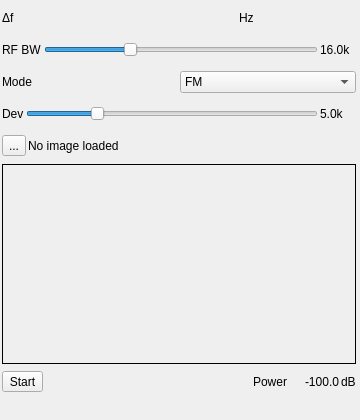
Before: the Qt Designer form plugins/channeltx/modsstv/sstvmodgui.ui in srcejon/sdrangel, drawn with Qt 5.
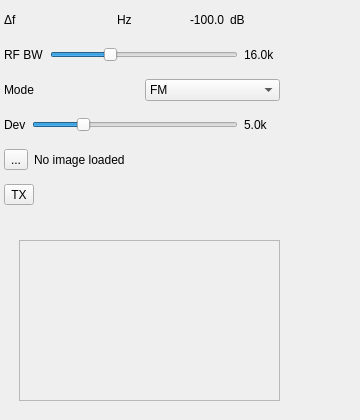
After: the same form once the commit is applied. Custom widgets are drawn as their Qt base class.

Diff of the .ui file:
```diff
--- a/plugins/channeltx/modsstv/sstvmodgui.ui
+++ b/plugins/channeltx/modsstv/sstvmodgui.ui
@@ -13,12 +13,12 @@
   <property name="minimumSize">
    <size>
     <width>360</width>
-    <height>0</height>
+    <height>200</height>
    </size>
   </property>
   <property name="maximumSize">
    <size>
-    <width>560</width>
+    <width>16777215</width>
     <height>16777215</height>
    </size>
   </property>
@@ -35,35 +35,58 @@
    <string>SSTV Modulator</string>
   </property>
   <widget class="QWidget" name="settingsContainer" native="true">
+   <property name="enabled">
+    <bool>true</bool>
+   </property>
    <property name="geometry">
     <rect>
-     <x>0</x>
-     <y>0</y>
-     <width>358</width>
-     <height>414</height>
+     <x>2</x>
+     <y>2</y>
+     <width>280</width>
+     <height>211</height>
     </rect>
    </property>
+   <property name="minimumSize">
+    <size>
+     <width>280</width>
+     <height>0</height>
+    </size>
+   </property>
    <property name="windowTitle">
     <string>Settings</string>
    </property>
-   <!-- Row 0: Delta frequency -->
+   <layout class="QVBoxLayout" name="verticalLayout">
+    <property name="spacing">
+     <number>3</number>
+    </property>
+    <property name="leftMargin">
+     <number>2</number>
+    </property>
+    <property name="topMargin">
+     <number>2</number>
+    </property>
+    <property name="rightMargin">
+     <number>2</number>
+    </property>
+    <property name="bottomMargin">
+     <number>2</number>
+    </property>
+    <item>
    <widget class="QWidget" name="deltaFreqContainer" native="true">
-    <property name="geometry">
-     <rect>
-      <x>2</x>
-      <y>4</y>
-      <width>354</width>
-      <height>28</height>
-     </rect>
-    </property>
     <layout class="QHBoxLayout" name="deltaFreqLayout">
      <property name="spacing">
-      <number>2</number>
-     </property>
-     <property name="contentsMargins">
+        <number>6</number>
+       </property>
+       <property name="leftMargin">
       <number>0</number>
+       </property>
+       <property name="topMargin">
       <number>0</number>
+       </property>
+       <property name="rightMargin">
       <number>0</number>
+       </property>
+       <property name="bottomMargin">
       <number>0</number>
      </property>
      <item>
@@ -102,26 +125,48 @@
        </property>
       </widget>
      </item>
-    </layout>
-   </widget>
-   <!-- Row 1: RF BW -->
+       <item>
+        <widget class="QLabel" name="channelPower">
+         <property name="minimumSize">
+          <size>
+           <width>50</width>
+           <height>0</height>
+          </size>
+         </property>
+         <property name="text">
+          <string>-100.0</string>
+         </property>
+         <property name="alignment">
+          <set>Qt::AlignmentFlag::AlignRight|Qt::AlignmentFlag::AlignTrailing|Qt::AlignmentFlag::AlignVCenter</set>
+         </property>
+        </widget>
+       </item>
+       <item>
+        <widget class="QLabel" name="channelPowerUnits">
+         <property name="text">
+          <string>dB</string>
+         </property>
+        </widget>
+       </item>
+      </layout>
+     </widget>
+    </item>
+    <item>
    <widget class="QWidget" name="rfBWContainer" native="true">
-    <property name="geometry">
-     <rect>
-      <x>2</x>
-      <y>36</y>
-      <width>354</width>
-      <height>28</height>
-     </rect>
-    </property>
     <layout class="QHBoxLayout" name="rfBWLayout">
      <property name="spacing">
-      <number>2</number>
-     </property>
-     <property name="contentsMargins">
+        <number>6</number>
+       </property>
+       <property name="leftMargin">
       <number>0</number>
+       </property>
+       <property name="topMargin">
       <number>0</number>
+       </property>
+       <property name="rightMargin">
       <number>0</number>
+       </property>
+       <property name="bottomMargin">
       <number>0</number>
      </property>
      <item>
@@ -174,24 +219,23 @@
      </item>
     </layout>
    </widget>
-   <!-- Row 2: Modulation type -->
+    </item>
+    <item>
    <widget class="QWidget" name="modulationContainer" native="true">
-    <property name="geometry">
-     <rect>
-      <x>2</x>
-      <y>68</y>
-      <width>354</width>
-      <height>28</height>
-     </rect>
-    </property>
     <layout class="QHBoxLayout" name="modulationLayout">
      <property name="spacing">
-      <number>2</number>
-     </property>
-     <property name="contentsMargins">
+        <number>6</number>
+       </property>
+       <property name="leftMargin">
       <number>0</number>
+       </property>
+       <property name="topMargin">
       <number>0</number>
+       </property>
+       <property name="rightMargin">
       <number>0</number>
+       </property>
+       <property name="bottomMargin">
       <number>0</number>
      </property>
      <item>
@@ -228,24 +272,23 @@
      </item>
     </layout>
    </widget>
-   <!-- Row 3: FM deviation -->
+    </item>
+    <item>
    <widget class="QWidget" name="fmDevContainer" native="true">
-    <property name="geometry">
-     <rect>
-      <x>2</x>
-      <y>100</y>
-      <width>354</width>
-      <height>28</height>
-     </rect>
-    </property>
     <layout class="QHBoxLayout" name="fmDevLayout">
      <property name="spacing">
-      <number>2</number>
-     </property>
-     <property name="contentsMargins">
+        <number>6</number>
+       </property>
+       <property name="leftMargin">
       <number>0</number>
+       </property>
+       <property name="topMargin">
       <number>0</number>
+       </property>
+       <property name="rightMargin">
       <number>0</number>
+       </property>
+       <property name="bottomMargin">
       <number>0</number>
      </property>
      <item>
@@ -298,24 +341,23 @@
      </item>
     </layout>
    </widget>
-   <!-- Row 4: Image selection -->
-   <widget class="QWidget" name="imageContainer" native="true">
-    <property name="geometry">
-     <rect>
-      <x>2</x>
-      <y>132</y>
-      <width>354</width>
-      <height>28</height>
-     </rect>
-    </property>
+    </item>
+    <item>
+     <widget class="QWidget" name="imageNameContainer" native="true">
     <layout class="QHBoxLayout" name="imageLayout">
      <property name="spacing">
-      <number>2</number>
-     </property>
-     <property name="contentsMargins">
+        <number>6</number>
+       </property>
+       <property name="leftMargin">
       <number>0</number>
+       </property>
+       <property name="topMargin">
       <number>0</number>
+       </property>
+       <property name="rightMargin">
       <number>0</number>
+       </property>
+       <property name="bottomMargin">
       <number>0</number>
      </property>
      <item>
@@ -336,61 +378,40 @@
        <property name="toolTip">
         <string>Path to the loaded image file</string>
        </property>
-      </widget>
-     </item>
-    </layout>
-   </widget>
-   <!-- Row 5: Image preview -->
-   <widget class="QLabel" name="imagePreview">
-    <property name="geometry">
-     <rect>
-      <x>2</x>
-      <y>164</y>
-      <width>354</width>
-      <height>200</height>
-     </rect>
-    </property>
-    <property name="frameShape">
-     <enum>QFrame::Box</enum>
-    </property>
     <property name="text">
-     <string/>
-    </property>
-    <property name="alignment">
-     <set>Qt::AlignCenter</set>
-    </property>
-    <property name="toolTip">
-     <string>Loaded image preview (640×496)</string>
-    </property>
-   </widget>
-   <!-- Row 6: Start / stop + power meter -->
+          <string>No image loaded</string>
+         </property>
+        </widget>
+       </item>
+      </layout>
+     </widget>
+    </item>
+    <item>
    <widget class="QWidget" name="controlContainer" native="true">
-    <property name="geometry">
-     <rect>
-      <x>2</x>
-      <y>368</y>
-      <width>354</width>
-      <height>28</height>
-     </rect>
-    </property>
     <layout class="QHBoxLayout" name="controlLayout">
      <property name="spacing">
-      <number>2</number>
-     </property>
-     <property name="contentsMargins">
+        <number>6</number>
+       </property>
+       <property name="leftMargin">
       <number>0</number>
+       </property>
+       <property name="topMargin">
       <number>0</number>
+       </property>
+       <property name="rightMargin">
       <number>0</number>
+       </property>
+       <property name="bottomMargin">
       <number>0</number>
      </property>
      <item>
       <widget class="QToolButton" name="startStop">
-       <property name="text">
-        <string>Start</string>
-       </property>
        <property name="toolTip">
         <string>Start / stop SSTV transmission</string>
        </property>
+         <property name="text">
+          <string>TX</string>
+         </property>
        <property name="checkable">
         <bool>true</bool>
        </property>
@@ -409,38 +430,50 @@
        </property>
       </spacer>
      </item>
-     <item>
-      <widget class="QLabel" name="channelPowerLabel">
-       <property name="text">
-        <string>Power</string>
-       </property>
-      </widget>
-     </item>
+      </layout>
+     </widget>
+    </item>
+   </layout>
+  </widget>
+  <widget class="QWidget" name="verticalLayoutWidget">
+   <property name="geometry">
+    <rect>
+     <x>19</x>
+     <y>240</y>
+     <width>261</width>
+     <height>161</height>
+    </rect>
+   </property>
+   <layout class="QVBoxLayout" name="imageContainer">
+    <property name="spacing">
+     <number>0</number>
+    </property>
      <item>
-      <widget class="QLabel" name="channelPower">
-       <property name="minimumSize">
-        <size>
-         <width>50</width>
-         <height>0</height>
-        </size>
+     <widget class="QLabel" name="imagePreview">
+      <property name="sizePolicy">
+       <sizepolicy hsizetype="Expanding" vsizetype="Expanding">
+        <horstretch>0</horstretch>
+        <verstretch>0</verstretch>
+       </sizepolicy>
+      </property>
+      <property name="toolTip">
+       <string>Image to transmit</string>
+      </property>
+      <property name="frameShape">
+       <enum>QFrame::Shape::StyledPanel</enum>
+      </property>
+      <property name="frameShadow">
+       <enum>QFrame::Shadow::Sunken</enum>
        </property>
        <property name="text">
-        <string>-100.0</string>
+       <string/>
        </property>
        <property name="alignment">
-        <set>Qt::AlignRight|Qt::AlignVCenter</set>
-       </property>
-      </widget>
-     </item>
-     <item>
-      <widget class="QLabel" name="channelPowerUnits">
-       <property name="text">
-        <string>dB</string>
+       <set>Qt::AlignmentFlag::AlignCenter</set>
        </property>
       </widget>
      </item>
     </layout>
-   </widget>
   </widget>
  </widget>
  <customwidgets>
```
Left out of the diff: 57 changed lines with no effect on the pictures. Lines whose indentation alone changed are shown as unchanged.
